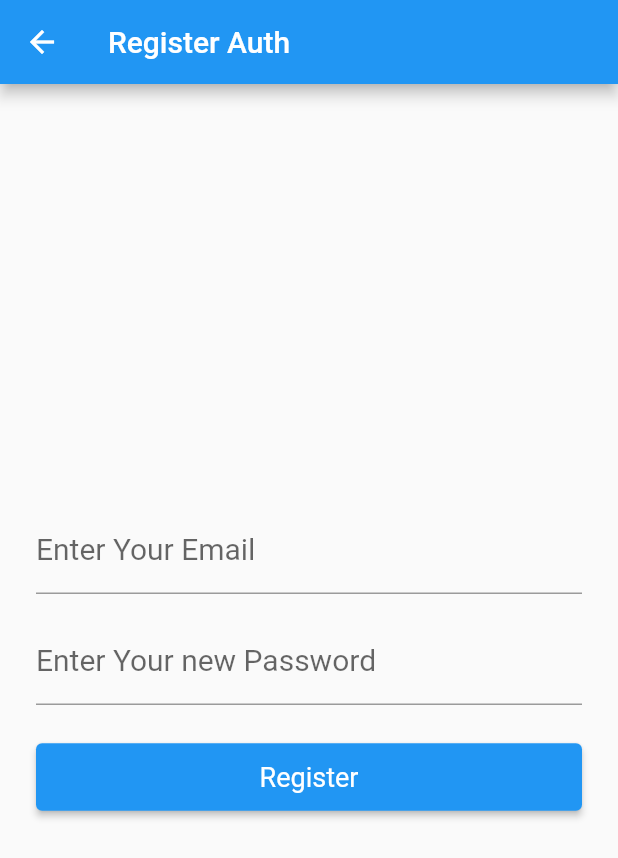
After one commit to ChirikuAlii/Flutter-FirebaseAuth, a Flutter app: the screen it shows after launch, after a tap on "Register", on a phone screen of 412 x 824 dp. The commit adds this screen. Shown: the top 858 px of the screen. Run offline on Flutter 3.47's test engine with Material 2 defaults, Android fonts, the phone set to English and light mode, and no system bars; our stand-ins replace firebase_auth, firebase_core; accounts and stored records are empty; network calls fail.

Commit message:
add firebase register function

```diff
--- a/lib/main.dart
+++ b/lib/main.dart
@@ -1,6 +1,11 @@
+import 'package:firebase_auth/firebase_auth.dart';
+import 'package:firebase_core/firebase_core.dart';
 import 'package:flutter/material.dart';
+import 'package:flutter_firebase_auth/register_page.dart';
 
-void main() {
+Future<void> main() async {
+  WidgetsFlutterBinding.ensureInitialized();
+  await Firebase.initializeApp();
   runApp(MyApp());
 }
 
@@ -27,6 +32,8 @@ class MyApp extends StatelessWidget {
   }
 }
 
+final FirebaseAuth _auth = FirebaseAuth.instance;
+
 class MyHomePage extends StatefulWidget {
   MyHomePage({Key? key, required this.title}) : super(key: key);
 
@@ -48,6 +55,10 @@ class MyHomePage extends StatefulWidget {
 class _MyHomePageState extends State<MyHomePage> {
   int _counter = 0;
 
+  //get valu dari controller
+  final emailText = TextEditingController();
+  final passwordText = TextEditingController();
+
   void _incrementCounter() {
     setState(() {
       // This call to setState tells the Flutter framework that something has
@@ -57,6 +68,11 @@ class _MyHomePageState extends State<MyHomePage> {
       // called again, and so nothing would appear to happen.
       _counter++;
     });
+  }
+
+  @override
+  void dispose() {
+    super.dispose();
   }
 
   @override
@@ -97,10 +113,11 @@ class _MyHomePageState extends State<MyHomePage> {
               padding: EdgeInsets.only(left: 24, right: 24),
               child: TextField(
                 decoration: InputDecoration(
-                    labelText: "Enter Your Username",
+                    labelText: "Enter Your Email",
                     isDense: true,
                     contentPadding: EdgeInsets.symmetric(vertical: 8)),
                 style: TextStyle(fontSize: 20),
+                controller: emailText,
               ),
             ),
             SizedBox(
@@ -114,6 +131,7 @@ class _MyHomePageState extends State<MyHomePage> {
                     isDense: true,
                     contentPadding: EdgeInsets.symmetric(vertical: 8)),
                 style: TextStyle(fontSize: 20),
+                controller: passwordText,
               ),
             ),
             SizedBox(
@@ -126,11 +144,32 @@ class _MyHomePageState extends State<MyHomePage> {
                   style: ElevatedButton.styleFrom(
                       textStyle: TextStyle(fontSize: 18),
                       minimumSize: Size(double.infinity, 45)),
-                  onPressed: () {}),
+                  onPressed: () {
+                    showDialog(
+                        context: context,
+                        builder: (context) {
+                          return AlertDialog(content: Text(emailText.text));
+                        });
+                  }),
+            ),
+            SizedBox(height: 8),
+            InkWell(
+              onTap: () {
+                doToRegisterPage(context);
+              },
+              child: Text(
+                "Register",
+                style: TextStyle(color: Colors.blue),
+              ),
             )
           ],
         ),
       ),
     );
   }
+
+  void doToRegisterPage(BuildContext ctx) {
+    Navigator.of(ctx).push(MaterialPageRoute(
+        builder: (ctx) => RegisterPage(title: "Register Auth")));
+  }
 }
--- /dev/null
+++ b/lib/register_page.dart
@@ -0,0 +1,88 @@
+import 'package:firebase_auth/firebase_auth.dart';
+import 'package:flutter/widgets.dart';
+import 'package:flutter/material.dart';
+
+final FirebaseAuth _auth = FirebaseAuth.instance;
+
+class RegisterPage extends StatefulWidget {
+  RegisterPage({Key? key, required this.title}) : super(key: key);
+
+  final String title;
+
+  @override
+  State<StatefulWidget> createState() {
+    return _RegisterPage();
+  }
+}
+
+class _RegisterPage extends State<RegisterPage> {
+  final emailText = TextEditingController();
+  final passwordText = TextEditingController();
+  bool success = false;
+  @override
+  Widget build(BuildContext context) {
+    return Scaffold(
+        appBar: AppBar(title: Text(widget.title)),
+        body: Center(
+          child: Column(
+            mainAxisAlignment: MainAxisAlignment.center,
+            children: [
+              Padding(
+                padding: EdgeInsets.only(left: 24, right: 24),
+                child: TextField(
+                  decoration: InputDecoration(
+                    labelText: "Enter Your Email",
+                    isDense: true,
+                    contentPadding: EdgeInsets.symmetric(vertical: 8),
+                  ),
+                  style: TextStyle(fontSize: 20),
+                  controller: emailText,
+                ),
+              ),
+              SizedBox(height: 16),
+              Padding(
+                padding: EdgeInsets.only(left: 24, right: 24),
+                child: TextField(
+                    decoration: InputDecoration(
+                        labelText: "Enter Your new Password",
+                        isDense: true,
+                        contentPadding: EdgeInsets.symmetric(vertical: 8)),
+                    style: TextStyle(fontSize: 20),
+                    controller: passwordText),
+              ),
+              SizedBox(height: 24),
+              Padding(
+                padding: EdgeInsets.only(left: 24, right: 24),
+                child: ElevatedButton(
+                    child: Text("Register"),
+                    style: ElevatedButton.styleFrom(
+                        textStyle: TextStyle(fontSize: 18),
+                        minimumSize: Size(double.infinity, 45)),
+                    onPressed: () async {
+                      await doRegister();
+                    }),
+              ),
+            ],
+          ),
+        ));
+  }
+
+  Future<void> doRegister() async {
+    final User? user = (await _auth.createUserWithEmailAndPassword(
+      email: emailText.text,
+      password: passwordText.text,
+    ))
+        .user;
+    if (user != null) {
+      setState(() {
+        success = true;
+      });
+      print("do register success $success");
+    } else {
+      setState(() {
+        success = false;
+      });
+      print("do register failed $success");
+    }
+  }
+}
--- a/pubspec.yaml
+++ b/pubspec.yaml
@@ -23,8 +23,8 @@ environment:
 dependencies:
   flutter:
     sdk: flutter
-  firebase_core: "^0.7.0"
-  firebase_auth: "^0.20.1"
+  firebase_core: "^1.4.0"
+  firebase_auth: "^3.0.1"
 
 
   # The following adds the Cupertino Icons font to your application.
```
Also changed, not shown: pubspec.lock, 2 other files.
